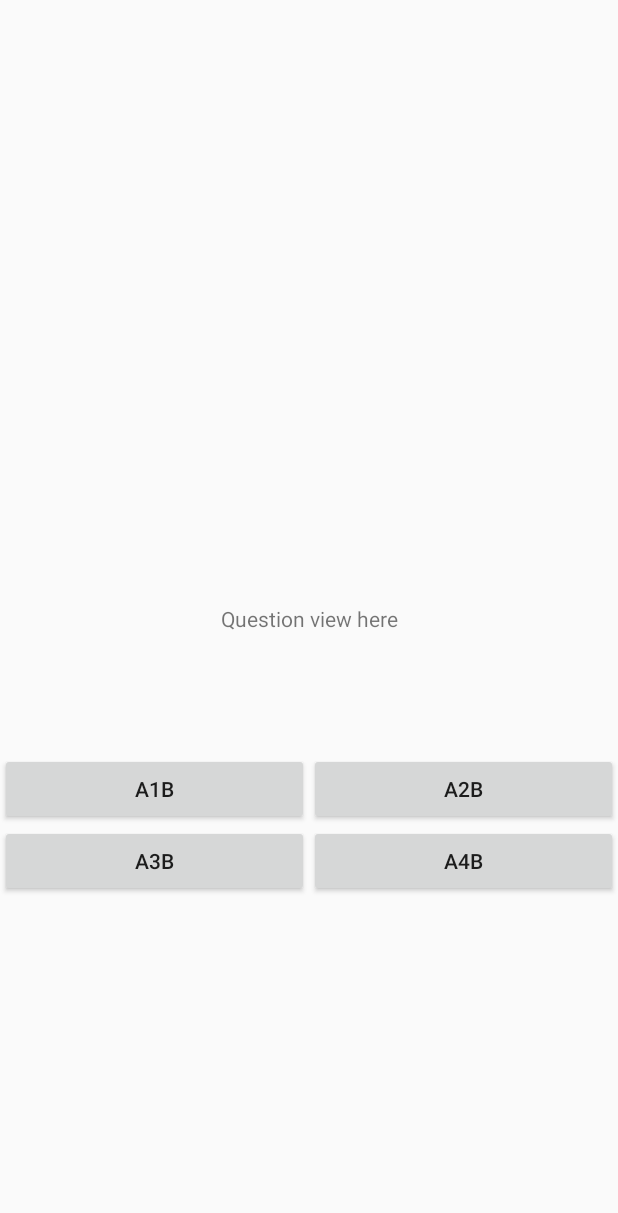
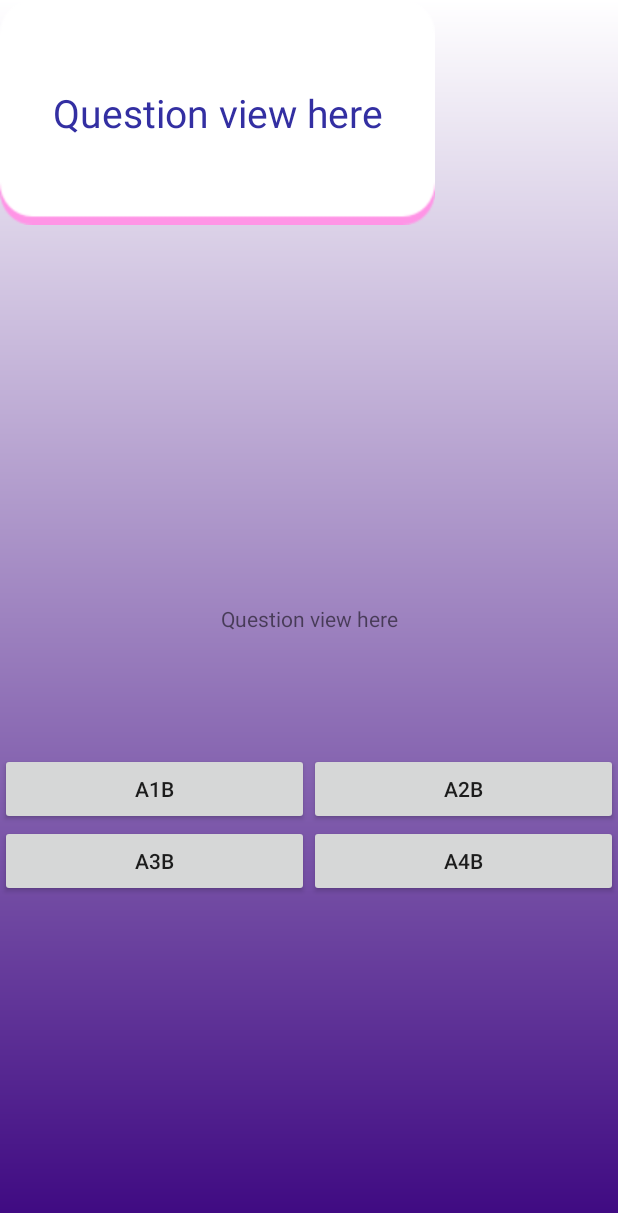
Before and after one commit to LookfuH/TrivaGame, an Android app built with Jetpack Compose: the screen it shows after launch (MainActivity), after a tap on "START", on a phone screen of 412 x 824 dp. Shown: the top 1213 px of the screen. Run offline under Robolectric (Android 15) with nearby library versions, the phone set to English and light mode, and no system bars.

Commit message:
Just Cosmetic
Just messed with the look a bit. Feel free to change as needed.

```diff
--- /dev/null
+++ b/app/src/main/res/drawable/background.xml
@@ -0,0 +1,10 @@
+<?xml version="1.0" encoding="utf-8"?>
+<shape xmlns:android="http://schemas.android.com/apk/res/android">
+
+    <gradient
+        android:startColor="#FFFFFFFF"
+        android:endColor="#3c0680"
+        android:angle="270"
+        />
+
+</shape>
--- a/app/src/main/res/layout/gamesession.xml
+++ b/app/src/main/res/layout/gamesession.xml
@@ -3,7 +3,8 @@
     xmlns:app="http://schemas.android.com/apk/res-auto"
     xmlns:tools="http://schemas.android.com/tools"
     android:layout_width="match_parent"
-    android:layout_height="match_parent">
+    android:layout_height="match_parent"
+    android:background="@drawable/background">
 
     <Button
         android:id="@+id/A1B"
@@ -52,7 +53,7 @@
 
     <TextView
         android:id="@+id/questionview"
-        android:layout_width="0dp"
+        android:layout_width="290dp"
         android:layout_height="wrap_content"
         android:gravity="center"
         android:text="Question view here"
@@ -60,4 +61,28 @@
         app:layout_constraintEnd_toEndOf="parent"
         app:layout_constraintStart_toStartOf="parent"
         app:layout_constraintTop_toTopOf="parent" />
+
+    <LinearLayout
+        android:layout_width="290dp"
+        android:layout_height="150dp"
+        android:layout_gravity="center"
+        android:background="@drawable/bgquestion"
+        android:gravity="center"
+        android:orientation="vertical"
+        tools:ignore="MissingConstraints"
+        tools:layout_editor_absoluteX="61dp"
+        tools:layout_editor_absoluteY="119dp">
+
+        <TextView
+            android:id="@+id/textQuestion"
+            android:layout_width="220dp"
+            android:layout_height="wrap_content"
+            android:lineSpacingExtra="6dp"
+            android:text="Question view here"
+            android:textAlignment="center"
+            android:textColor="#332FA2"
+            android:textSize="26sp" />
+
+    </LinearLayout>
+
 </androidx.constraintlayout.widget.ConstraintLayout>
--- a/app/src/main/res/values/colors.xml
+++ b/app/src/main/res/values/colors.xml
@@ -7,4 +7,8 @@
     <color name="teal_700">#FF018786</color>
     <color name="black">#FF000000</color>
     <color name="white">#FFFFFFFF</color>
+    <color name="colorPrimary">#3F51B5</color>
+    <color name="colorPrimaryDark">#FFFFFFFF</color>
+    <color name="colorAccent">#FF4081</color>
+    <color name="colorWSUPurple">#3c0680</color>
 </resources>
```
Also changed, not shown: app/src/main/res/layout/resultsmenu.xml (+15 -6 lines), app/src/main/res/layout/startmanu.xml (+6 -1 lines), app/src/main/res/drawable/bgquestion.png (added).
